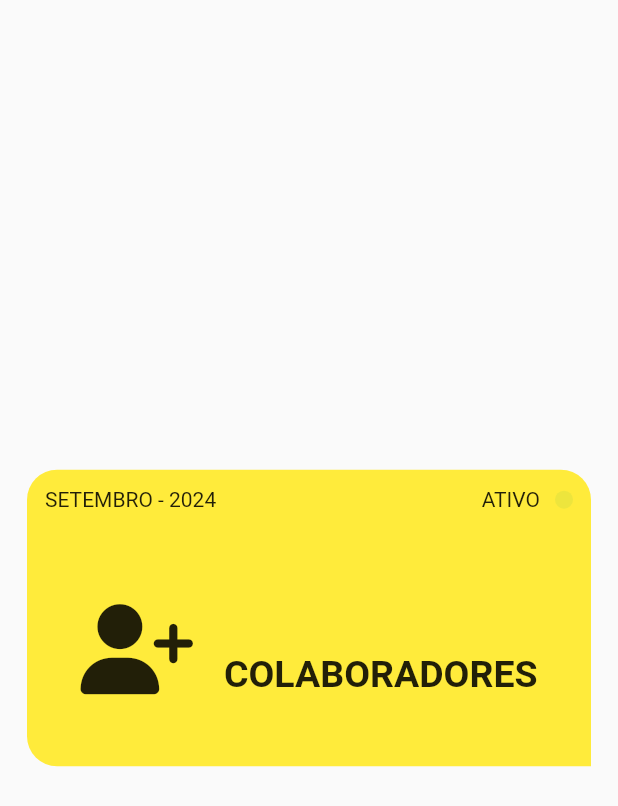
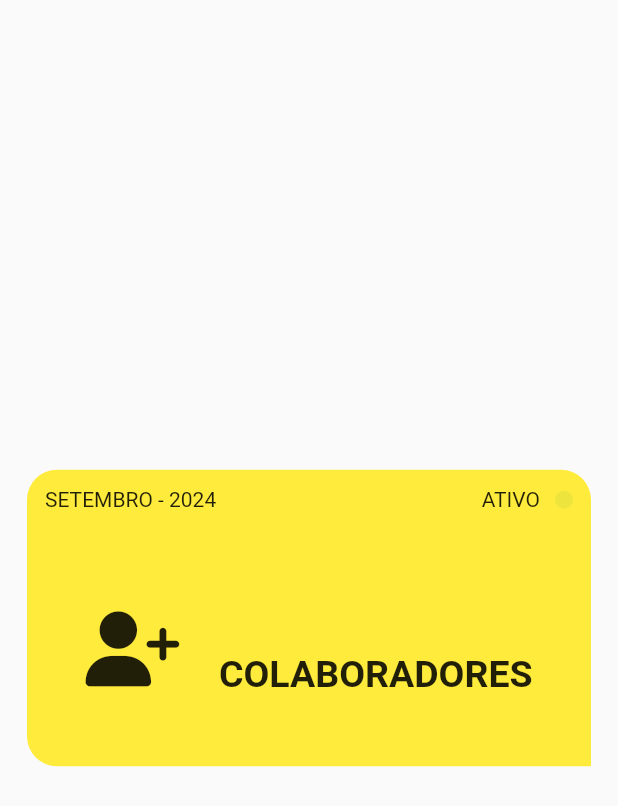
Before and after one commit to FabianoLuiz3103/EuroIntegrate_APP, a Flutter app: the BannerAdmin widget shown alone on an empty page, opened directly, on a phone screen of 412 x 824 dp. Shown: the top 806 px of the screen. Run offline on Flutter 3.47's test engine with Material 3 defaults, Android fonts, the phone set to English and light mode, and no system bars; our stand-ins replace file_picker, fl_chart, flutter_spinkit, flutter_svg, font_awesome_flutter, get and 1 more; missing offline and left inert: appinio_video_player, avatar_maker, excel; network calls fail.

```diff
--- a/lib/components/consts.dart
+++ b/lib/components/consts.dart
@@ -17,4 +17,4 @@ String formatarData(String data) {
   DateTime dateTime = DateTime.parse(data);
   return DateFormat('dd/MM/yy').format(dateTime);
 }
-const String urlAPI = "https://soft-deer-clap.loca.lt";
+const String urlAPI = "https://forty-corners-pay.loca.lt";
--- a/lib/main.dart
+++ b/lib/main.dart
@@ -40,7 +40,7 @@ class MyApp extends StatelessWidget {
      Locale('pt', 'BR'), // Português do Brasil
 
   ],
-      home: const HomeAdminScreen(),
+      home: const Login(),
     );
   }
 }
--- a/lib/pages/admin/components/banner.dart
+++ b/lib/pages/admin/components/banner.dart
@@ -6,18 +6,23 @@ class BannerAdmin extends StatelessWidget {
   final Text titulo;
   final bool isIconButton;
   final IconData icon;
-  const BannerAdmin({Key? key, required this.titulo, this.isIconButton = false, required this.icon})
-      : super(key: key);
 
+  const BannerAdmin({
+    Key? key,
+    required this.titulo,
+    this.isIconButton = false,
+    required this.icon,
+  }) : super(key: key);
 
   @override
   Widget build(BuildContext context) {
     String formattedDate = DateFormat('MMMM - yyyy', 'pt_BR').format(DateTime.now());
+
     return Center(
       child: Padding(
         padding: const EdgeInsets.fromLTRB(18, 8, 18, 8),
         child: Container(
-          width: MediaQuery.of(context).size.height * 0.95,
+          width: MediaQuery.of(context).size.width * 0.95, // Ajuste para a largura da tela
           height: MediaQuery.of(context).size.height * 0.24,
           decoration: const BoxDecoration(
             color: Colors.yellow,
@@ -36,17 +41,25 @@ class BannerAdmin extends StatelessWidget {
                 child: Row(
                   mainAxisAlignment: MainAxisAlignment.spaceBetween,
                   children: [
-                    isIconButton ? IconButton(
+                    if (isIconButton)
+                      IconButton(
                         icon: Icon(Icons.arrow_back),
                         onPressed: () {
                           Navigator.pop(context);
                         },
-                  ) : Text(formattedDate.toUpperCase()),
+                      )
+                    else
+                      Expanded(
+                        child: Text(
+                          formattedDate.toUpperCase(),
+                          overflow: TextOverflow.ellipsis, // Adiciona reticências se o texto for muito longo
+                        ),
+                      ),
                     Row(
                       children: [
                         const Text("ATIVO"),
                         const SizedBox(width: 10),
-                        BlinkingCircle(),
+                        BlinkingCircle(), // Certifique-se de que BlinkingCircle está implementado corretamente
                       ],
                     ),
                   ],
@@ -56,12 +69,11 @@ class BannerAdmin extends StatelessWidget {
                 child: Row(
                   mainAxisAlignment: MainAxisAlignment.spaceEvenly,
                   children: [
-                    Icon(icon, size: 60,),
+                    Icon(icon, size: 50),
                     Padding(
                       padding: const EdgeInsets.only(top: 35),
                       child: titulo,
                     ),
-
                   ],
                 ),
               ),
--- a/lib/pages/admin/components/graficos/pizza_home.dart
+++ b/lib/pages/admin/components/graficos/pizza_home.dart
@@ -1,4 +1,4 @@
-import 'dart:ffi';
+
 
 import 'package:eurointegrate_app/components/consts.dart';
 import 'package:fl_chart/fl_chart.dart';
```
Also changed, not shown: lib/pages/admin/cadastro_colaboradores.dart (+9 -13 lines), lib/pages/admin/cadastro_onboarding.dart (+8 -8 lines), lib/pages/admin/home_admin.dart (+22 -24 lines), lib/pages/admin/listagem_integracao.dart (+4 -4 lines), lib/pages/admin/main_screen_adm.dart (+7 -5 lines), lib/pages/login.dart (+15 -1 lines). Lines whose indentation alone changed are shown as unchanged.
